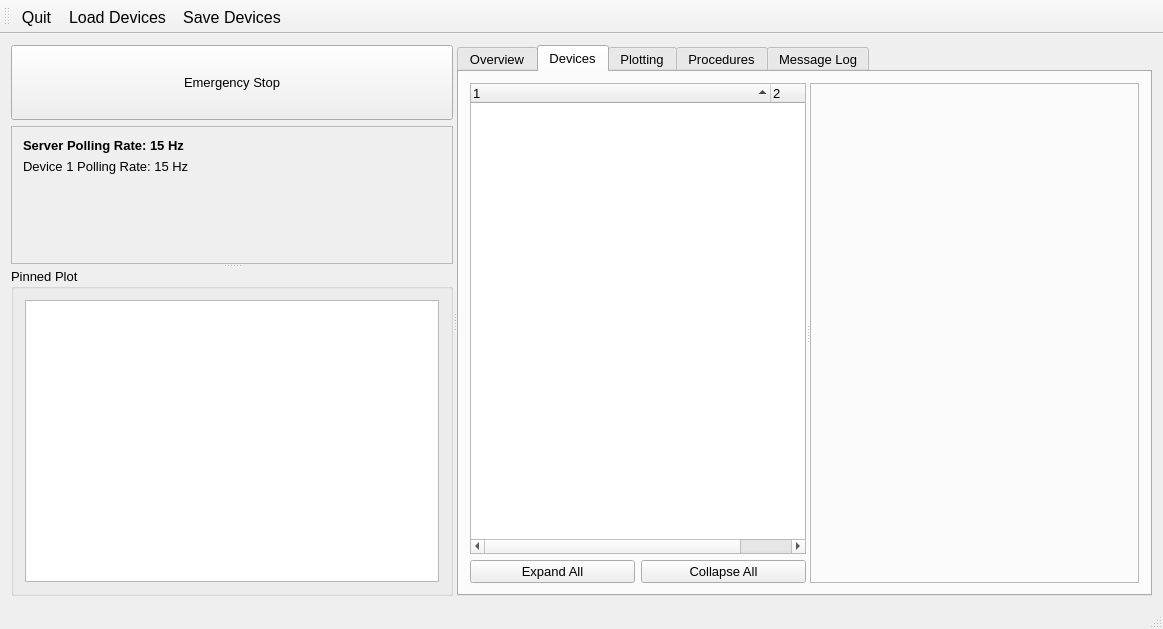
The window that Software/ControlSystem/qt/designer/MainWindow.ui (DanielWinklehner/Ion-Source-Control-System) describes before a commit, drawn with Qt 5.
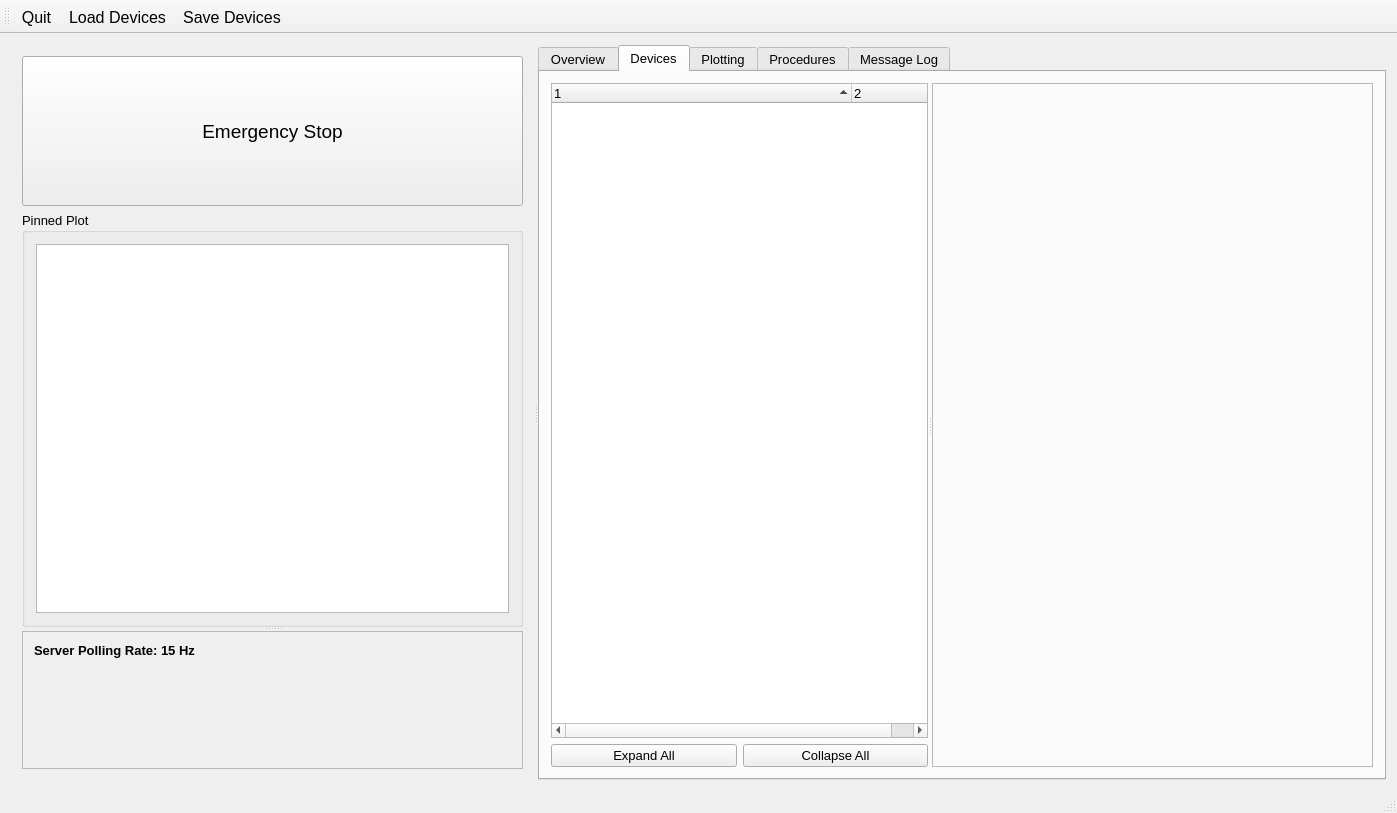
The same window after the commit. The open tabs and pages were chosen to show the change. Custom widgets are drawn as their Qt base class.

What changed in the file:
```diff
--- a/Software/ControlSystem/qt/designer/MainWindow.ui
+++ b/Software/ControlSystem/qt/designer/MainWindow.ui
@@ -6,8 +6,8 @@
    <rect>
     <x>0</x>
     <y>0</y>
-    <width>1163</width>
-    <height>629</height>
+    <width>1397</width>
+    <height>813</height>
    </rect>
   </property>
   <property name="font">
@@ -67,20 +67,8 @@
        <property name="frameShadow">
         <enum>QFrame::Raised</enum>
        </property>
-       <layout class="QGridLayout" name="gridLayout_3">
-        <property name="leftMargin">
-         <number>0</number>
-        </property>
-        <property name="topMargin">
-         <number>0</number>
-        </property>
-        <property name="rightMargin">
-         <number>0</number>
-        </property>
-        <property name="bottomMargin">
-         <number>0</number>
-        </property>
-        <item row="0" column="0">
+       <layout class="QVBoxLayout" name="verticalLayout_5">
+        <item>
          <widget class="QPushButton" name="btnStop">
           <property name="sizePolicy">
            <sizepolicy hsizetype="Minimum" vsizetype="Fixed">
@@ -91,12 +79,12 @@
           <property name="minimumSize">
            <size>
             <width>0</width>
-            <height>75</height>
+            <height>150</height>
            </size>
           </property>
           <property name="font">
            <font>
-            <pointsize>10</pointsize>
+            <pointsize>14</pointsize>
            </font>
           </property>
           <property name="text">
@@ -104,16 +92,44 @@
           </property>
          </widget>
         </item>
-        <item row="1" column="0">
+        <item>
          <widget class="QSplitter" name="splitter_3">
-          <property name="font">
-           <font>
-            <pointsize>10</pointsize>
-           </font>
-          </property>
           <property name="orientation">
            <enum>Qt::Vertical</enum>
           </property>
+          <widget class="QGroupBox" name="gbPinnedPlot">
+           <property name="minimumSize">
+            <size>
+             <width>0</width>
+             <height>250</height>
+            </size>
+           </property>
+           <property name="maximumSize">
+            <size>
+             <width>16777215</width>
+             <height>16777215</height>
+            </size>
+           </property>
+           <property name="font">
+            <font>
+             <pointsize>10</pointsize>
+            </font>
+           </property>
+           <property name="title">
+            <string>Pinned Plot</string>
+           </property>
+           <layout class="QGridLayout" name="gridLayout_7">
+            <item row="0" column="0">
+             <widget class="PlotWidget" name="pltPinned">
+              <property name="font">
+               <font>
+                <pointsize>10</pointsize>
+               </font>
+              </property>
+             </widget>
+            </item>
+           </layout>
+          </widget>
           <widget class="QFrame" name="fmPollRates">
            <property name="sizePolicy">
             <sizepolicy hsizetype="Minimum" vsizetype="Preferred">
@@ -159,18 +175,6 @@
               </property>
              </widget>
             </item>
-            <item>
-             <widget class="QLabel" name="label_2">
-              <property name="font">
-               <font>
-                <pointsize>10</pointsize>
-               </font>
-              </property>
-              <property name="text">
-               <string>Device 1 Polling Rate: 15 Hz</string>
-              </property>
-             </widget>
-            </item>
             <item>
              <spacer name="verticalSpacer">
               <property name="orientation">
@@ -186,39 +190,6 @@
             </item>
            </layout>
           </widget>
-          <widget class="QGroupBox" name="gbPinnedPlot">
-           <property name="minimumSize">
-            <size>
-             <width>0</width>
-             <height>250</height>
-            </size>
-           </property>
-           <property name="maximumSize">
-            <size>
-             <width>16777215</width>
-             <height>16777215</height>
-            </size>
-           </property>
-           <property name="font">
-            <font>
-             <pointsize>10</pointsize>
-            </font>
-           </property>
-           <property name="title">
-            <string>Pinned Plot</string>
-           </property>
-           <layout class="QGridLayout" name="gridLayout_7">
-            <item row="0" column="0">
-             <widget class="PlotWidget" name="pltPinned">
-              <property name="font">
-               <font>
-                <pointsize>10</pointsize>
-               </font>
-              </property>
-             </widget>
-            </item>
-           </layout>
-          </widget>
          </widget>
         </item>
        </layout>
@@ -411,7 +382,13 @@
            <widget class="QFrame" name="fmDeviceSettings">
             <property name="minimumSize">
              <size>
-              <width>250</width>
+              <width>300</width>
+              <height>0</height>
+             </size>
+            </property>
+            <property name="baseSize">
+             <size>
+              <width>600</width>
               <height>0</height>
              </size>
             </property>
```
Left out of the diff: 14 changed lines with no effect on the pictures.
